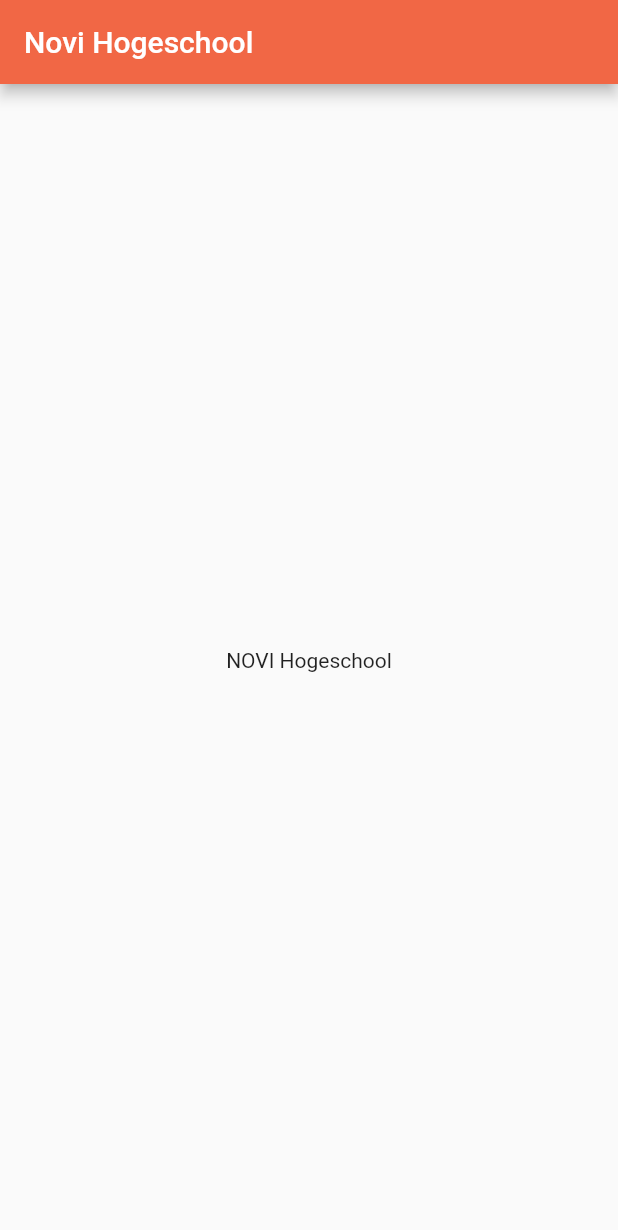
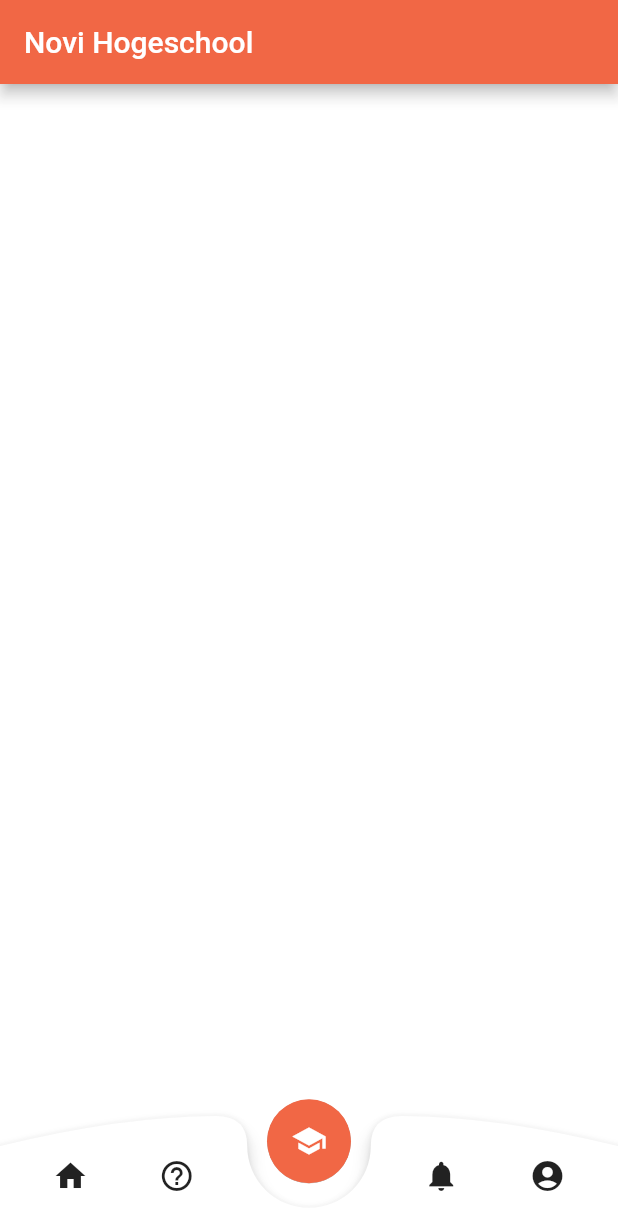
Before and after one commit to agoodstart/edu_app, a Flutter app: the screen it shows after launch, on a phone screen of 412 x 824 dp. Shown: the top 1230 px of the screen. Run offline on Flutter 3.47's test engine with Material 2 defaults, Android fonts, the phone set to English and light mode, and no system bars.

Commit message:
Edited main, added navbar, icons, color

```diff
--- /dev/null
+++ b/lib/components/navbar.dart
@@ -0,0 +1,84 @@
+import 'package:flutter/material.dart';
+import 'package:novi_app/colors.dart';
+
+class CustomNavBar {
+  final Size size;
+
+  CustomNavBar({this.size});
+
+  Widget navBar() {
+    return Container(
+        width: this.size.width,
+        height: 80,
+        // color: Colors.white,
+        child: Stack(children: [
+          CustomPaint(
+            size: Size(this.size.width, 80),
+            painter: BNBCustomPainter(size: this.size),
+          ),
+          Center(
+              heightFactor: 0.6,
+              child: FloatingActionButton(
+                onPressed: () {},
+                backgroundColor: CustomColors.noviRedDark,
+                child: Icon(Icons.school),
+                elevation: 0.1,
+              )),
+          Container(
+              width: this.size.width,
+              height: 80,
+              child: Row(
+                mainAxisAlignment: MainAxisAlignment.spaceEvenly,
+                children: [
+                  IconButton(
+                    icon: Icon(Icons.home),
+                    onPressed: () {},
+                  ),
+                  IconButton(
+                    icon: Icon(Icons.help_outline),
+                    onPressed: () {},
+                  ),
+                  Container(width: this.size.width * .20),
+                  IconButton(
+                    icon: Icon(Icons.notifications),
+                    onPressed: () {},
+                  ),
+                  IconButton(
+                    icon: Icon(Icons.account_circle_sharp),
+                    onPressed: () {},
+                  ),
+                ],
+              ))
+        ]));
+  }
+}
+
+class BNBCustomPainter extends CustomPainter {
+  final Size size;
+
+  BNBCustomPainter({this.size});
+
+  @override
+  void paint(Canvas canvas, Size size) {
+    Paint paint = Paint()
+      ..color = Colors.white
+      ..style = PaintingStyle.fill;
+    Path path = Path()..moveTo(0, 20);
+    path.quadraticBezierTo(this.size.width * .20, 0, this.size.width * .35, 0);
+    path.quadraticBezierTo(this.size.width * .40, 0, this.size.width * .40, 20);
+    path.arcToPoint(Offset(this.size.width * .60, 20),
+        radius: Radius.circular(10.0), clockwise: false);
+    path.quadraticBezierTo(this.size.width * .60, 0, this.size.width * .65, 0);
+    path.quadraticBezierTo(this.size.width * .80, 0, this.size.width, 20);
+    path.lineTo(this.size.width, this.size.height);
+    path.lineTo(0, this.size.height);
+    path.close();
+    canvas.drawShadow(path, Colors.black, 5, true);
+    canvas.drawPath(path, paint);
+  }
+
+  @override
+  bool shouldRepaint(covariant CustomPainter oldDelegate) {
+    return false;
+  }
+}
--- a/lib/main.dart
+++ b/lib/main.dart
@@ -1,5 +1,6 @@
 import 'package:flutter/material.dart';
 import 'package:novi_app/colors.dart';
+import 'package:novi_app/components/navbar.dart';
 
 void main() {
   runApp(MyApp());
@@ -9,6 +10,7 @@ class MyApp extends StatelessWidget {
   @override
   Widget build(BuildContext context) {
     return MaterialApp(
+      debugShowCheckedModeBanner: false,
       title: 'Novi Hogeschool',
       theme: ThemeData(
         primarySwatch: CustomColors.noviRedDark,
@@ -30,20 +32,18 @@ class MyHomePage extends StatefulWidget {
 class _MyHomePageState extends State<MyHomePage> {
   @override
   Widget build(BuildContext context) {
+    final Size size = MediaQuery.of(context).size;
     return Scaffold(
-      appBar: AppBar(
-        title: Text(widget.title),
-      ),
-      body: Center(
-        child: Column(
-          mainAxisAlignment: MainAxisAlignment.center,
-          children: <Widget>[
-            Text(
-              'NOVI Hogeschool',
-            ),
-          ],
+        backgroundColor: Colors.white10,
+        appBar: AppBar(
+          title: Text(widget.title),
         ),
-      ),
-    );
+        body: Stack(children: [
+          Positioned(
+            bottom: 0,
+            left: 0,
+            child: CustomNavBar(size: size).navBar(),
+          )
+        ]));
   }
 }
```
Also changed, not shown: 2 other files.
